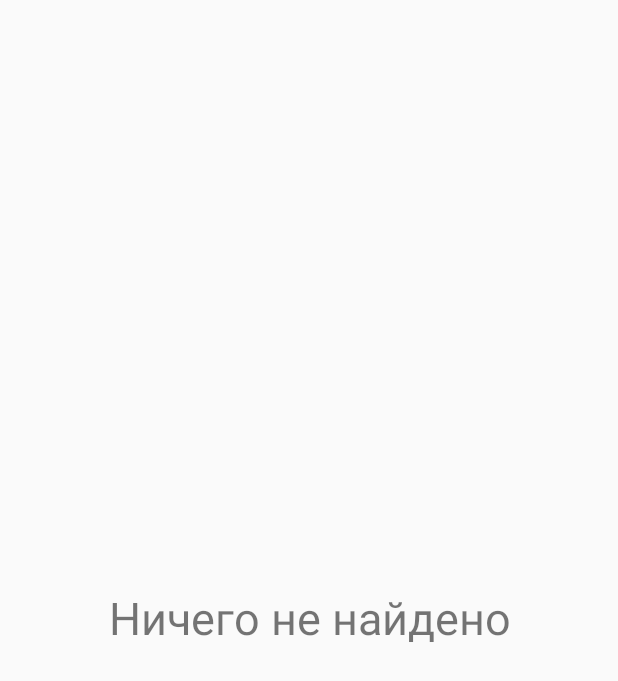
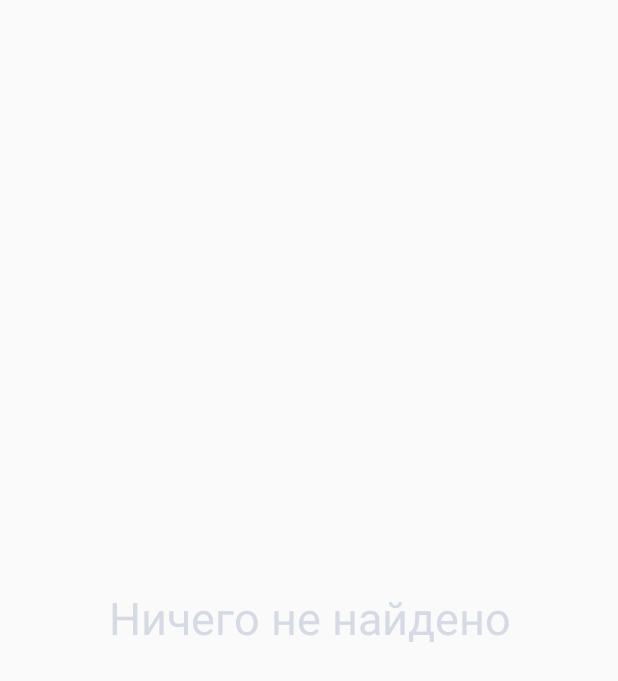
Before and after one commit to Kononkov1998/studentachievements, an Android app: the layout item_nothingfound.xml on its own in the app's theme, with its tools: preview values and no code run, on a phone screen of 412 x 824 dp. Shown: the top 681 px of the screen. Run offline under Robolectric (Android 15) with nearby library versions, the phone set to English and light mode, and no system bars.

```diff
--- a/src/main/res/layout/item_nothingfound.xml
+++ b/src/main/res/layout/item_nothingfound.xml
@@ -9,5 +9,6 @@
         android:layout_height="match_parent"
         android:textSize="30sp"
         android:text="Ничего не найдено"
-        android:gravity="center_vertical|center_horizontal"/>
+        android:gravity="center_vertical|center_horizontal"
+        android:textColor="@color/colorGrey"/>
 </android.support.constraint.ConstraintLayout>
--- a/src/main/res/values/strings.xml
+++ b/src/main/res/values/strings.xml
@@ -19,4 +19,5 @@
     <string name="groupmates_and_favourite">Одногруппники и избранные пользователи</string>
     <string name="me">Только я</string>
     <string name="apply">Применить</string>
+    <string name="search_results">Результаты поиска</string>
 </resources>
```
Also changed, not shown: src/main/res/layout/activity_searchresults.xml (+10 -0 lines).
